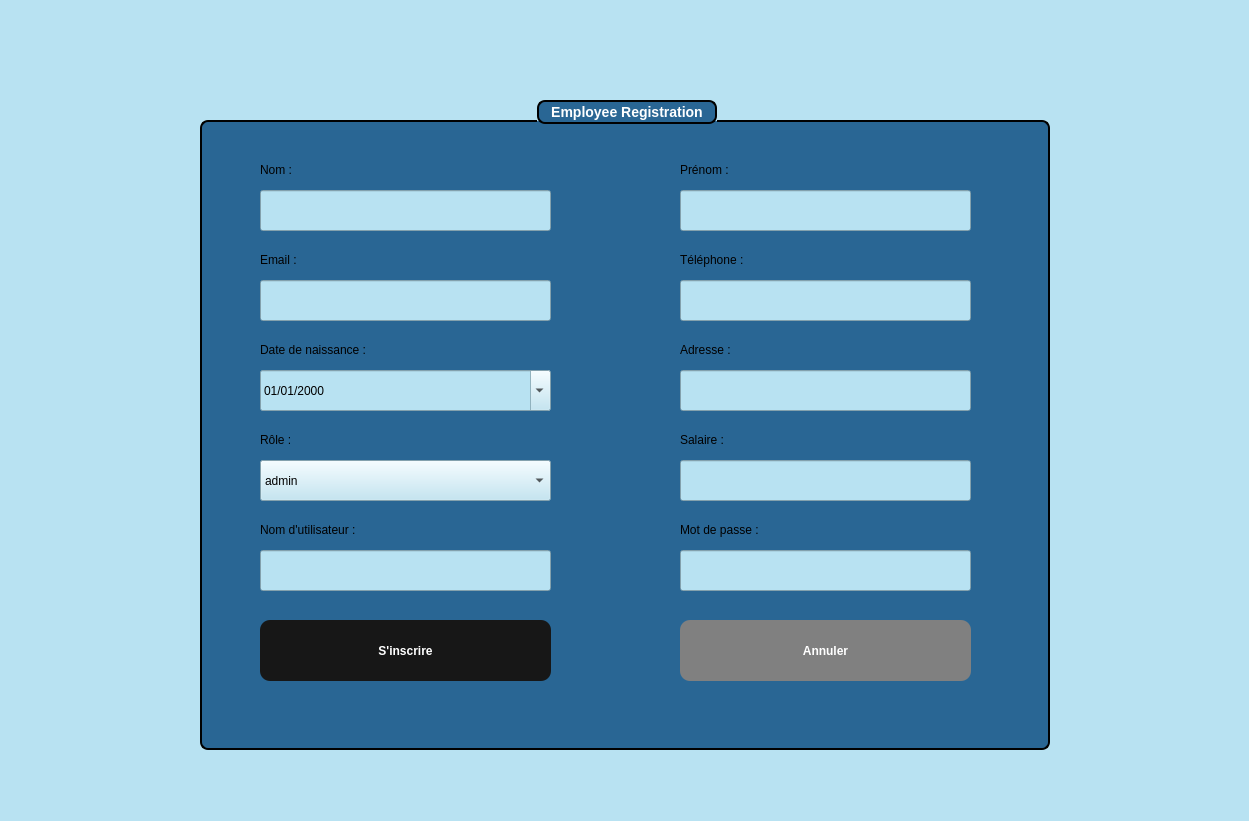
Old version of the form employeeregister.ui in the repository Esprit-UP-Algo/projetcpp-2a25-s1-smart-optical-store.
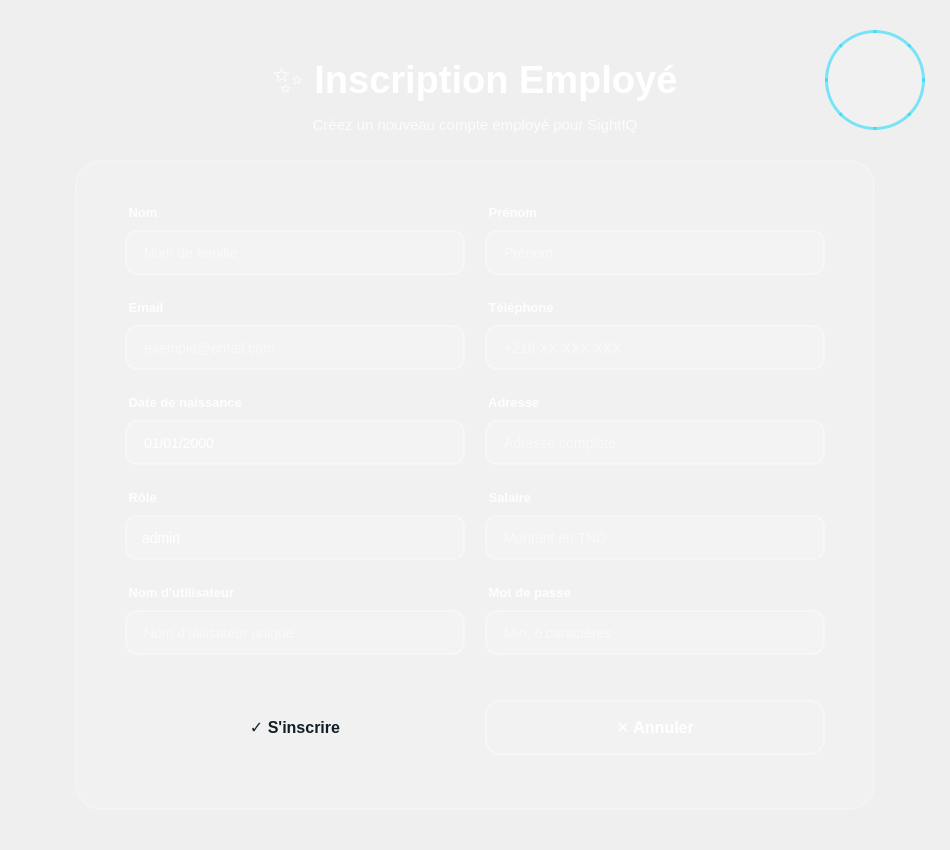
New version of the form. Icons and pictures are not drawn.

Diff of the .ui file:
```diff
--- a/employeeregister.ui
+++ b/employeeregister.ui
@@ -6,39 +6,42 @@
    <rect>
     <x>0</x>
     <y>0</y>
-    <width>1249</width>
-    <height>821</height>
+    <width>950</width>
+    <height>850</height>
    </rect>
   </property>
   <property name="windowTitle">
    <string>Employee Registration</string>
   </property>
   <property name="styleSheet">
-   <string notr="true">background-color: rgb(184, 226, 242);</string>
+   <string notr="true">
+/* Main Dialog Background - Modern Gradient */
+QDialog#EmployeeRegister {
+    background: qlineargradient(x1:0, y1:0, x2:1, y2:1,
+                                stop:0 #0f2027,
+                                stop:0.5 #203a43,
+                                stop:1 #2c5364);
+}
+   </string>
   </property>
   <widget class="QLabel" name="logoLabel">
    <property name="geometry">
     <rect>
-     <x>1120</x>
-     <y>20</y>
+     <x>825</x>
+     <y>30</y>
      <width>100</width>
      <height>100</height>
     </rect>
    </property>
-   <property name="minimumSize">
-    <size>
-     <width>60</width>
-     <height>60</height>
-    </size>
-   </property>
-   <property name="maximumSize">
-    <size>
-     <width>100</width>
-     <height>100</height>
-    </size>
-   </property>
-   <property name="text">
-    <string/>
+   <property name="styleSheet">
+    <string notr="true">
+QLabel {
+    background: rgba(255, 255, 255, 0.1);
+    border: 3px solid rgba(0, 212, 255, 0.5);
+    border-radius: 50px;
+    padding: 10px;
+}
+    </string>
    </property>
    <property name="pixmap">
     <pixmap resource="resources.qrc">:/images/logof.jpg</pixmap>
@@ -50,181 +53,379 @@
     <set>Qt::AlignCenter</set>
    </property>
   </widget>
-  <widget class="QGroupBox" name="groupBox">
+  <widget class="QLabel" name="label_title">
    <property name="geometry">
     <rect>
-     <x>200</x>
-     <y>100</y>
-     <width>850</width>
+     <x>250</x>
+     <y>50</y>
+     <width>450</width>
+     <height>60</height>
+    </rect>
+   </property>
+   <property name="styleSheet">
+    <string notr="true">
+QLabel {
+    background: transparent;
+    color: white;
+    font-family: 'Segoe UI', Arial;
+    font-size: 38px;
+    font-weight: bold;
+    text-align: center;
+}
+    </string>
+   </property>
+   <property name="text">
+    <string>✨ Inscription Employé</string>
+   </property>
+   <property name="alignment">
+    <set>Qt::AlignmentFlag::AlignCenter</set>
+   </property>
+  </widget>
+  <widget class="QLabel" name="label_subtitle">
+   <property name="geometry">
+    <rect>
+     <x>250</x>
+     <y>110</y>
+     <width>450</width>
+     <height>30</height>
+    </rect>
+   </property>
+   <property name="styleSheet">
+    <string notr="true">
+QLabel {
+    background: transparent;
+    color: rgba(255, 255, 255, 0.8);
+    font-family: 'Segoe UI', Arial;
+    font-size: 15px;
+    text-align: center;
+}
+    </string>
+   </property>
+   <property name="text">
+    <string>Créez un nouveau compte employé pour SightIQ</string>
+   </property>
+   <property name="alignment">
+    <set>Qt::AlignmentFlag::AlignCenter</set>
+   </property>
+  </widget>
+  <widget class="QFrame" name="frame_main">
+   <property name="geometry">
+    <rect>
+     <x>75</x>
+     <y>160</y>
+     <width>800</width>
      <height>650</height>
     </rect>
    </property>
    <property name="styleSheet">
-    <string notr="true">QGroupBox {
-    background-color: rgb(41, 102, 148);   /* blue background */
-    border: 2px solid black;               /* black border, 2px wide */
-    border-radius: 8px;                    /* rounded corners */
-    margin-top: 20px;                      /* space for the title */
-    color: white;                          /* title text color */
-    font-weight: bold;
-    font-size: 14px;
+    <string notr="true">
+QFrame#frame_main {
+    background: rgba(255, 255, 255, 0.1);
+    backdrop-filter: blur(10px);
+    border: 2px solid rgba(255, 255, 255, 0.2);
+    border-radius: 25px;
 }
-
-QGroupBox::title {
- border: 2px solid black;               /* black border, 2px wide */
-    border-radius: 8px;     
-background-color: rgb(41, 102, 148);
-    subcontrol-origin: margin;
-    subcontrol-position: top center;       /* title centered */
-    padding: 2px 10px;
-}</string>
-   </property>
-   <property name="title">
-    <string>Employee Registration</string>
+    </string>
    </property>
    <widget class="QLabel" name="label_nom">
     <property name="geometry">
      <rect>
-      <x>60</x>
-      <y>60</y>
-      <width>81</width>
-      <height>20</height>
+      <x>50</x>
+      <y>40</y>
+      <width>340</width>
+      <height>25</height>
      </rect>
     </property>
     <property name="styleSheet">
-     <string notr="true">background-color: rgb(41, 102, 148);</string>
+     <string notr="true">
+QLabel {
+    background: transparent;
+    color: rgba(255, 255, 255, 0.9);
+    font-family: 'Segoe UI', Arial;
+    font-size: 13px;
+    font-weight: 600;
+}
+     </string>
     </property>
     <property name="text">
-     <string>Nom :</string>
+     <string> Nom</string>
     </property>
    </widget>
    <widget class="QLineEdit" name="lineEdit_nom">
     <property name="geometry">
      <rect>
-      <x>60</x>
-      <y>90</y>
-      <width>291</width>
-      <height>41</height>
+      <x>50</x>
+      <y>70</y>
+      <width>340</width>
+      <height>45</height>
      </rect>
     </property>
     <property name="styleSheet">
-     <string notr="true">color: rgb(0, 0, 0);</string>
+     <string notr="true">
+QLineEdit {
+    background: rgba(255, 255, 255, 0.15);
+    border: 2px solid rgba(255, 255, 255, 0.3);
+    border-radius: 12px;
+    padding: 0 15px;
+    color: white;
+    font-family: 'Segoe UI', Arial;
+    font-size: 14px;
+}
+
+QLineEdit:focus {
+    background: rgba(255, 255, 255, 0.2);
+    border: 2px solid #00d4ff;
+}
+
+QLineEdit::placeholder {
+    color: rgba(255, 255, 255, 0.5);
+}
+     </string>
+    </property>
+    <property name="placeholderText">
+     <string>Nom de famille</string>
     </property>
    </widget>
    <widget class="QLabel" name="label_prenom">
     <property name="geometry">
      <rect>
-      <x>480</x>
-      <y>60</y>
-      <width>81</width>
-      <height>20</height>
+      <x>410</x>
+      <y>40</y>
+      <width>340</width>
+      <height>25</height>
      </rect>
     </property>
     <property name="styleSheet">
-     <string notr="true">background-color: rgb(41, 102, 148);</string>
+     <string notr="true">
+QLabel {
+    background: transparent;
+    color: rgba(255, 255, 255, 0.9);
+    font-family: 'Segoe UI', Arial;
+    font-size: 13px;
+    font-weight: 600;
+}
+     </string>
     </property>
     <property name="text">
-     <string>Prénom :</string>
+     <string> Prénom</string>
     </property>
    </widget>
    <widget class="QLineEdit" name="lineEdit_prenom">
     <property name="geometry">
      <rect>
-      <x>480</x>
-      <y>90</y>
-      <width>291</width>
-      <height>41</height>
+      <x>410</x>
+      <y>70</y>
+      <width>340</width>
+      <height>45</height>
      </rect>
     </property>
     <property name="styleSheet">
-     <string notr="true">color: rgb(0, 0, 0);</string>
+     <string notr="true">
+QLineEdit {
+    background: rgba(255, 255, 255, 0.15);
+    border: 2px solid rgba(255, 255, 255, 0.3);
+    border-radius: 12px;
+    padding: 0 15px;
+    color: white;
+    font-family: 'Segoe UI', Arial;
+    font-size: 14px;
+}
+
+QLineEdit:focus {
+    background: rgba(255, 255, 255, 0.2);
+    border: 2px solid #00d4ff;
+}
+
+QLineEdit::placeholder {
+    color: rgba(255, 255, 255, 0.5);
+}
+     </string>
+    </property>
+    <property name="placeholderText">
+     <string>Prénom</string>
     </property>
    </widget>
    <widget class="QLabel" name="label_email">
     <property name="geometry">
      <rect>
-      <x>60</x>
-      <y>150</y>
-      <width>81</width>
-      <height>20</height>
+      <x>50</x>
+      <y>135</y>
+      <width>340</width>
+      <height>25</height>
      </rect>
     </property>
     <property name="styleSheet">
-     <string notr="true">background-color: rgb(41, 102, 148);</string>
+     <string notr="true">
+QLabel {
+    background: transparent;
+    color: rgba(255, 255, 255, 0.9);
+    font-family: 'Segoe UI', Arial;
+    font-size: 13px;
+    font-weight: 600;
+}
+     </string>
     </property>
     <property name="text">
-     <string>Email :</string>
+     <string> Email</string>
     </property>
    </widget>
    <widget class="QLineEdit" name="lineEdit_email">
     <property name="geometry">
      <rect>
-      <x>60</x>
-      <y>180</y>
-      <width>291</width>
-      <height>41</height>
+      <x>50</x>
+      <y>165</y>
+      <width>340</width>
+      <height>45</height>
      </rect>
     </property>
     <property name="styleSheet">
-     <string notr="true">color: rgb(0, 0, 0);</string>
+     <string notr="true">
+QLineEdit {
+    background: rgba(255, 255, 255, 0.15);
+    border: 2px solid rgba(255, 255, 255, 0.3);
+    border-radius: 12px;
+    padding: 0 15px;
+    color: white;
+    font-family: 'Segoe UI', Arial;
+    font-size: 14px;
+}
+
+QLineEdit:focus {
+    background: rgba(255, 255, 255, 0.2);
+    border: 2px solid #00d4ff;
+}
+
+QLineEdit::placeholder {
+    color: rgba(255, 255, 255, 0.5);
+}
+     </string>
+    </property>
+    <property name="placeholderText">
+     <string>exemple@email.com</string>
     </property>
    </widget>
    <widget class="QLabel" name="label_telephone">
     <property name="geometry">
      <rect>
-      <x>480</x>
-      <y>150</y>
-      <width>81</width>
-      <height>20</height>
+      <x>410</x>
+      <y>135</y>
+      <width>340</width>
+      <height>25</height>
      </rect>
     </property>
     <property name="styleSheet">
-     <string notr="true">background-color: rgb(41, 102, 148);</string>
+     <string notr="true">
+QLabel {
+    background: transparent;
+    color: rgba(255, 255, 255, 0.9);
+    font-family: 'Segoe UI', Arial;
+    font-size: 13px;
+    font-weight: 600;
+}
+     </string>
     </property>
     <property name="text">
-     <string>Téléphone :</string>
+     <string> Téléphone</string>
     </property>
    </widget>
    <widget class="QLineEdit" name="lineEdit_telephone">
     <property name="geometry">
      <rect>
-      <x>480</x>
-      <y>180</y>
-      <width>291</width>
-      <height>41</height>
+      <x>410</x>
+      <y>165</y>
+      <width>340</width>
+      <height>45</height>
      </rect>
     </property>
     <property name="styleSheet">
-     <string notr="true">color: rgb(0, 0, 0);</string>
+     <string notr="true">
+QLineEdit {
+    background: rgba(255, 255, 255, 0.15);
+    border: 2px solid rgba(255, 255, 255, 0.3);
+    border-radius: 12px;
+    padding: 0 15px;
+    color: white;
+    font-family: 'Segoe UI', Arial;
+    font-size: 14px;
+}
+
+QLineEdit:focus {
+    background: rgba(255, 255, 255, 0.2);
+    border: 2px solid #00d4ff;
+}
+
+QLineEdit::placeholder {
+    color: rgba(255, 255, 255, 0.5);
+}
+     </string>
+    </property>
+    <property name="placeholderText">
+     <string>+216 XX XXX XXX</string>
     </property>
    </widget>
    <widget class="QLabel" name="label_date_naissance">
     <property name="geometry">
      <rect>
-      <x>60</x>
-      <y>240</y>
-      <width>121</width>
-      <height>20</height>
+      <x>50</x>
+      <y>230</y>
+      <width>340</width>
+      <height>25</height>
      </rect>
     </property>
     <property name="styleSheet">
-     <string notr="true">background-color: rgb(41, 102, 148);</string>
+     <string notr="true">
+QLabel {
+    background: transparent;
+    color: rgba(255, 255, 255, 0.9);
+    font-family: 'Segoe UI', Arial;
+    font-size: 13px;
+    font-weight: 600;
+}
+     </string>
     </property>
     <property name="text">
-     <string>Date de naissance :</string>
+     <string> Date de naissance</string>
     </property>
    </widget>
    <widget class="QDateEdit" name="dateEdit_naissance">
     <property name="geometry">
      <rect>
-      <x>60</x>
-      <y>270</y>
-      <width>291</width>
-      <height>41</height>
+      <x>50</x>
+      <y>260</y>
+      <width>340</width>
+      <height>45</height>
      </rect>
     </property>
     <property name="styleSheet">
-     <string notr="true">color: rgb(0, 0, 0);</string>
+     <string notr="true">
+QDateEdit {
+    background: rgba(255, 255, 255, 0.15);
+    border: 2px solid rgba(255, 255, 255, 0.3);
+    border-radius: 12px;
+    padding: 0 15px;
+    color: white;
+    font-family: 'Segoe UI', Arial;
+    font-size: 14px;
+}
+
+QDateEdit:focus {
+    background: rgba(255, 255, 255, 0.2);
+    border: 2px solid #00d4ff;
+}
+
+QDateEdit::drop-down {
+    border: none;
+    width: 30px;
+}
+
+QDateEdit::down-arrow {
+    image: none;
+    border-left: 5px solid transparent;
+    border-right: 5px solid transparent;
+    border-top: 8px solid white;
+    margin-right: 10px;
+}
+     </string>
     </property>
     <property name="displayFormat">
      <string>dd/MM/yyyy</string>
@@ -236,59 +437,134 @@
    <widget class="QLabel" name="label_adresse">
     <property name="geometry">
      <rect>
-      <x>480</x>
-      <y>240</y>
-      <width>81</width>
-      <height>20</height>
+      <x>410</x>
+      <y>230</y>
+      <width>340</width>
+      <height>25</height>
      </rect>
     </property>
     <property name="styleSheet">
-     <string notr="true">background-color: rgb(41, 102, 148);</string>
+     <string notr="true">
+QLabel {
+    background: transparent;
+    color: rgba(255, 255, 255, 0.9);
+    font-family: 'Segoe UI', Arial;
+    font-size: 13px;
+    font-weight: 600;
+}
+     </string>
     </property>
     <property name="text">
-     <string>Adresse :</string>
+     <string> Adresse</string>
     </property>
    </widget>
    <widget class="QLineEdit" name="lineEdit_adresse">
     <property name="geometry">
      <rect>
-      <x>480</x>
-      <y>270</y>
-      <width>291</width>
-      <height>41</height>
+      <x>410</x>
+      <y>260</y>
+      <width>340</width>
+      <height>45</height>
      </rect>
     </property>
     <property name="styleSheet">
-     <string notr="true">color: rgb(0, 0, 0);</string>
+     <string notr="true">
+QLineEdit {
+    background: rgba(255, 255, 255, 0.15);
+    border: 2px solid rgba(255, 255, 255, 0.3);
+    border-radius: 12px;
+    padding: 0 15px;
+    color: white;
+    font-family: 'Segoe UI', Arial;
+    font-size: 14px;
+}
+
+QLineEdit:focus {
+    background: rgba(255, 255, 255, 0.2);
+    border: 2px solid #00d4ff;
+}
+
+QLineEdit::placeholder {
+    color: rgba(255, 255, 255, 0.5);
+}
+     </string>
+    </property>
+    <property name="placeholderText">
+     <string>Adresse complète</string>
     </property>
    </widget>
    <widget class="QLabel" name="label_role">
     <property name="geometry">
      <rect>
-      <x>60</x>
-      <y>330</y>
-      <width>81</width>
-      <height>20</height>
+      <x>50</x>
+      <y>325</y>
+      <width>340</width>
+      <height>25</height>
      </rect>
     </property>
     <property name="styleSheet">
-     <string notr="true">background-color: rgb(41, 102, 148);</string>
+     <string notr="true">
+QLabel {
+    background: transparent;
+    color: rgba(255, 255, 255, 0.9);
+    font-family: 'Segoe UI', Arial;
+    font-size: 13px;
+    font-weight: 600;
+}
+     </string>
     </property>
     <property name="text">
-     <string>Rôle :</string>
+     <string> Rôle</string>
     </property>
    </widget>
    <widget class="QComboBox" name="comboBox_role">
     <property name="geometry">
      <rect>
-      <x>60</x>
-      <y>360</y>
-      <width>291</width>
-      <height>41</height>
+      <x>50</x>
+      <y>355</y>
+      <width>340</width>
+      <height>45</height>
      </rect>
     </property>
     <property name="styleSheet">
-     <string notr="true">color: rgb(0, 0, 0);</string>
+     <string notr="true">
+QComboBox {
+    background: rgba(255, 255, 255, 0.15);
+    border: 2px solid rgba(255, 255, 255, 0.3);
+    border-radius: 12px;
+    padding: 0 15px;
+    color: white;
+    font-family: 'Segoe UI', Arial;
+    font-size: 14px;
+}
+
+QComboBox:hover {
+    background: rgba(255, 255, 255, 0.2);
+    border: 2px solid #00d4ff;
+}
+
+QComboBox::drop-down {
+    border: none;
+    width: 30px;
+}
+
+QComboBox::down-arrow {
+    image: none;
+    border-left: 5px solid transparent;
+    border-right: 5px solid transparent;
+    border-top: 8px solid white;
+    margin-right: 10px;
+}
+
+QComboBox QAbstractItemView {
+    background: #1a2a35;
+    color: white;
+    border: 2px solid #00d4ff;
+    border-radius: 8px;
+    selection-background-color: #00d4ff;
+    selection-color: #0f2027;
+}
+     </string>
     </property>
     <item>
      <property name="text">
@@ -324,155 +600,253 @@
    <widget class="QLabel" name="label_salaire">
     <property name="geometry">
      <rect>
-      <x>480</x>
-      <y>330</y>
-      <width>81</width>
-      <height>20</height>
+      <x>410</x>
+      <y>325</y>
+      <width>340</width>
+      <height>25</height>
      </rect>
     </property>
     <property name="styleSheet">
-     <string notr="true">background-color: rgb(41, 102, 148);</string>
+     <string notr="true">
+QLabel {
+    background: transparent;
+    color: rgba(255, 255, 255, 0.9);
+    font-family: 'Segoe UI', Arial;
+    font-size: 13px;
+    font-weight: 600;
+}
+     </string>
     </property>
     <property name="text">
-     <string>Salaire :</string>
+     <string> Salaire</string>
     </property>
    </widget>
    <widget class="QLineEdit" name="lineEdit_salaire">
     <property name="geometry">
      <rect>
-      <x>480</x>
-      <y>360</y>
-      <width>291</width>
-      <height>41</height>
+      <x>410</x>
+      <y>355</y>
+      <width>340</width>
+      <height>45</height>
      </rect>
     </property>
     <property name="styleSheet">
-     <string notr="true">color: rgb(0, 0, 0);</string>
+     <string notr="true">
+QLineEdit {
+    background: rgba(255, 255, 255, 0.15);
+    border: 2px solid rgba(255, 255, 255, 0.3);
+    border-radius: 12px;
+    padding: 0 15px;
+    color: white;
+    font-family: 'Segoe UI', Arial;
+    font-size: 14px;
+}
+
+QLineEdit:focus {
+    background: rgba(255, 255, 255, 0.2);
+    border: 2px solid #00d4ff;
+}
+
+QLineEdit::placeholder {
+    color: rgba(255, 255, 255, 0.5);
+}
+     </string>
+    </property>
+    <property name="placeholderText">
+     <string>Montant en TND</string>
     </property>
    </widget>
    <widget class="QLabel" name="label_username">
     <property name="geometry">
      <rect>
-      <x>60</x>
+      <x>50</x>
       <y>420</y>
-      <width>121</width>
-      <height>20</height>
+      <width>340</width>
+      <height>25</height>
      </rect>
     </property>
     <property name="styleSheet">
-     <string notr="true">background-color: rgb(41, 102, 148);</string>
+     <string notr="true">
+QLabel {
+    background: transparent;
+    color: rgba(255, 255, 255, 0.9);
+    font-family: 'Segoe UI', Arial;
+    font-size: 13px;
+    font-weight: 600;
+}
+     </string>
     </property>
     <property name="text">
-     <string>Nom d'utilisateur :</string>
+     <string> Nom d'utilisateur</string>
     </property>
    </widget>
    <widget class="QLineEdit" name="lineEdit_username">
     <property name="geometry">
      <rect>
-      <x>60</x>
+      <x>50</x>
       <y>450</y>
-      <width>291</width>
-      <height>41</height>
+      <width>340</width>
+      <height>45</height>
      </rect>
     </property>
     <property name="styleSheet">
-     <string notr="true">color: rgb(0, 0, 0);</string>
+     <string notr="true">
+QLineEdit {
+    background: rgba(255, 255, 255, 0.15);
+    border: 2px solid rgba(255, 255, 255, 0.3);
+    border-radius: 12px;
+    padding: 0 15px;
+    color: white;
+    font-family: 'Segoe UI', Arial;
+    font-size: 14px;
+}
+
+QLineEdit:focus {
+    background: rgba(255, 255, 255, 0.2);
+    border: 2px solid #00d4ff;
+}
+
+QLineEdit::placeholder {
+    color: rgba(255, 255, 255, 0.5);
+}
+     </string>
+    </property>
+    <property name="placeholderText">
+     <string>Nom d'utilisateur unique</string>
     </property>
    </widget>
    <widget class="QLabel" name="label_password">
     <property name="geometry">
      <rect>
-      <x>480</x>
+      <x>410</x>
       <y>420</y>
-      <width>121</width>
-      <height>20</height>
+      <width>340</width>
+      <height>25</height>
      </rect>
     </property>
     <property name="styleSheet">
-     <string notr="true">background-color: rgb(41, 102, 148);</string>
+     <string notr="true">
+QLabel {
+    background: transparent;
+    color: rgba(255, 255, 255, 0.9);
+    font-family: 'Segoe UI', Arial;
+    font-size: 13px;
+    font-weight: 600;
+}
+     </string>
     </property>
     <property name="text">
-     <string>Mot de passe :</string>
+     <string> Mot de passe</string>
     </property>
    </widget>
    <widget class="QLineEdit" name="lineEdit_password">
     <property name="geometry">
      <rect>
-      <x>480</x>
+      <x>410</x>
       <y>450</y>
-      <width>291</width>
-      <height>41</height>
+      <width>340</width>
+      <height>45</height>
      </rect>
     </property>
     <property name="styleSheet">
-     <string notr="true">color: rgb(0, 0, 0);</string>
+     <string notr="true">
+QLineEdit {
+    background: rgba(255, 255, 255, 0.15);
+    border: 2px solid rgba(255, 255, 255, 0.3);
+    border-radius: 12px;
+    padding: 0 15px;
+    color: white;
+    font-family: 'Segoe UI', Arial;
+    font-size: 14px;
+}
+
+QLineEdit:focus {
+    background: rgba(255, 255, 255, 0.2);
+    border: 2px solid #00d4ff;
+}
+
+QLineEdit::placeholder {
+    color: rgba(255, 255, 255, 0.5);
+}
+     </string>
     </property>
     <property name="echoMode">
-     <enum>QLineEdit::Password</enum>
+     <enum>QLineEdit::EchoMode::Password</enum>
+    </property>
+    <property name="placeholderText">
+     <string>Min. 6 caractères</string>
     </property>
    </widget>
    <widget class="QPushButton" name="pushButton_register">
     <property name="geometry">
      <rect>
-      <x>60</x>
-      <y>520</y>
-      <width>291</width>
-      <height>61</height>
+      <x>50</x>
+      <y>540</y>
+      <width>340</width>
+      <height>55</height>
      </rect>
     </property>
     <property name="styleSheet">
-     <string notr="true">#pushButton_register {
-    font-family: Arial, Helvetica, sans-serif;
-    font-weight: bold;
-    color: white;
-    background-color: #171717;
-    padding: 10px 20px;
+     <string notr="true">
+QPushButton {
+    background: qlineargradient(x1:0, y1:0, x2:1, y2:1,
+                                stop:0 #00ff88,
+                                stop:1 #00d4aa);
+    color: #0f2027;
     border: none;
-    border-radius: 10px;
+    border-radius: 15px;
+    font-family: 'Segoe UI', Arial;
+    font-size: 16px;
+    font-weight: bold;
 }
 
 #pushButton_register:hover {
     background-color: #0c66ed; /* hover effect */
 }
 
-#pushButton_register:pressed {
-    background-color: #094bb0; /* pressed effect */
-}</string>
+QPushButton:pressed {
+    background: qlineargradient(x1:0, y1:0, x2:1, y2:1,
+                                stop:0 #00cc6f,
+                                stop:1 #00a888);
+}
+     </string>
     </property>
     <property name="text">
-     <string>S'inscrire</string>
+     <string>✓ S'inscrire</string>
     </property>
    </widget>
    <widget class="QPushButton" name="pushButton_cancel">
     <property name="geometry">
      <rect>
-      <x>480</x>
-      <y>520</y>
-      <width>291</width>
-      <height>61</height>
+      <x>410</x>
+      <y>540</y>
+      <width>340</width>
+      <height>55</height>
      </rect>
     </property>
     <property name="styleSheet">
-     <string notr="true">#pushButton_cancel {
-    font-family: Arial, Helvetica, sans-serif;
-    font-weight: bold;
+     <string notr="true">
+QPushButton {
+    background: rgba(255, 255, 255, 0.1);
     color: white;
-    background-color: #808080;
-    padding: 10px 20px;
-    border: none;
-    border-radius: 10px;
+    border: 2px solid rgba(255, 255, 255, 0.3);
+    border-radius: 15px;
+    font-family: 'Segoe UI', Arial;
+    font-size: 16px;
+    font-weight: bold;
 }
 
 #pushButton_cancel:hover {
     background-color: #606060; /* hover effect */
 }
 
-#pushButton_cancel:pressed {
-    background-color: #404040; /* pressed effect */
-}</string>
+QPushButton:pressed {
+    background: rgba(255, 255, 255, 0.15);
+}
+     </string>
     </property>
     <property name="text">
-     <string>Annuler</string>
+     <string>✕ Annuler</string>
     </property>
    </widget>
   </widget>
```
Left out of the diff: 19 changed lines with no effect on the pictures.
